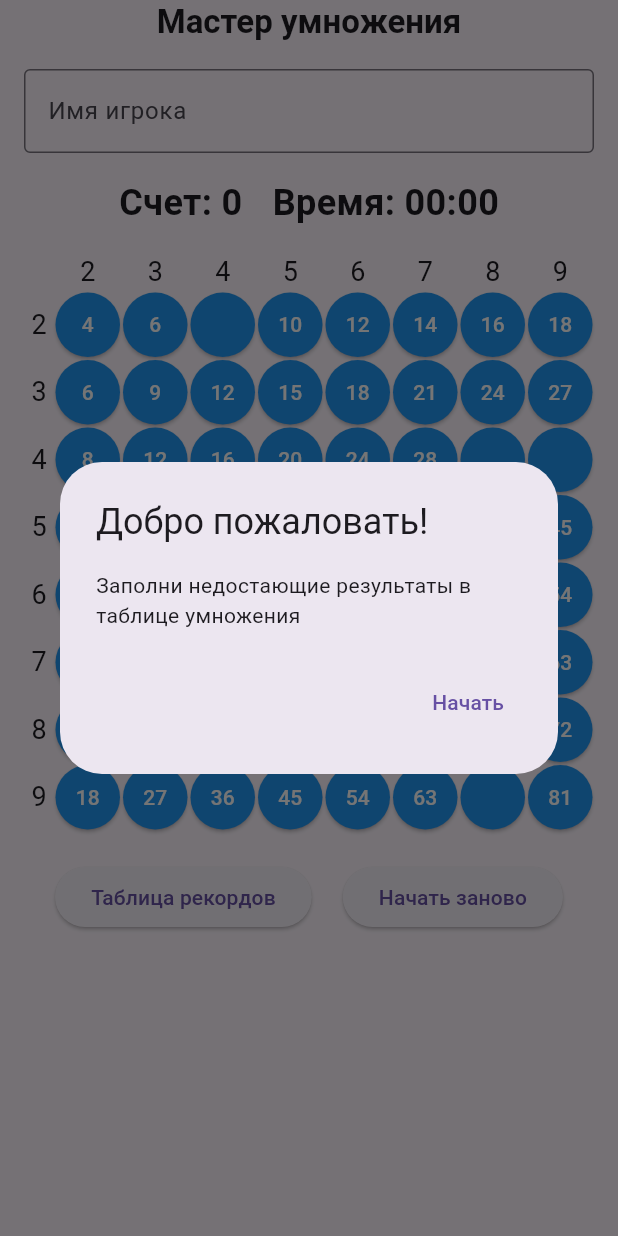
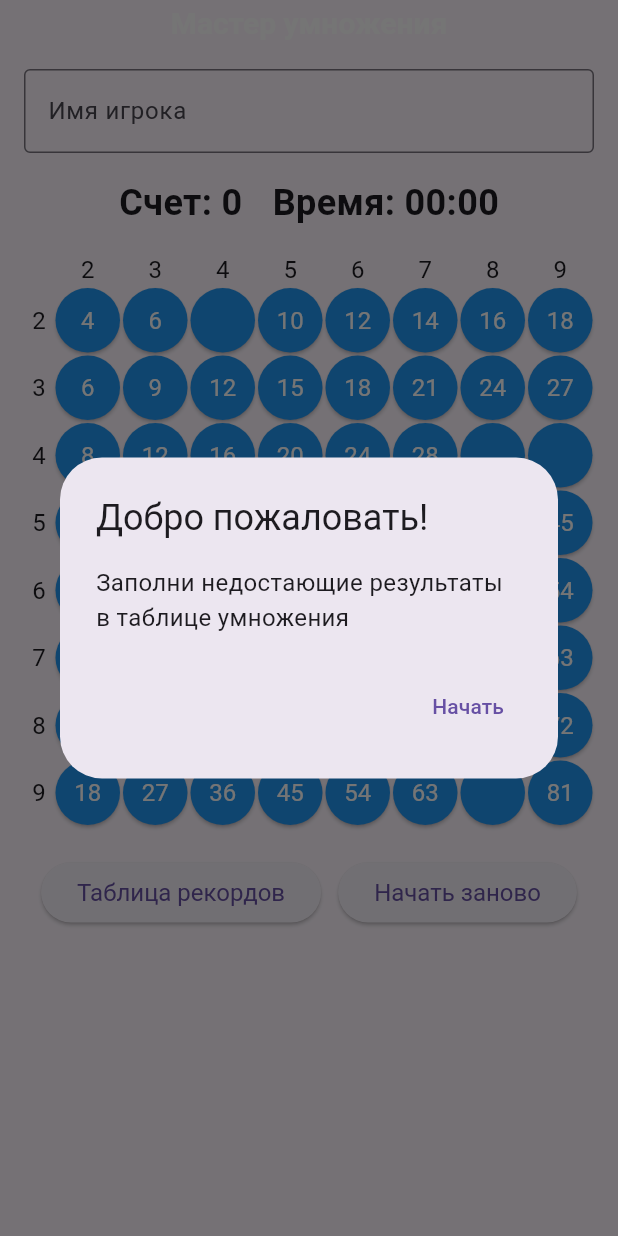
Before and after one commit to leshkoan/multiplication_wizard, a Flutter app: the screen it shows after launch, on a phone screen of 412 x 824 dp. Run offline on Flutter 3.47's test engine with Material 3 defaults, Android fonts, the phone set to English and light mode, and no system bars; our stand-ins replace shared_preferences.

Commit message:
Доработка

```diff
--- a/lib/main.dart
+++ b/lib/main.dart
@@ -15,7 +15,25 @@ class MyApp extends StatelessWidget {
   Widget build(BuildContext context) {
     return MaterialApp(
       title: 'Мастер умножения',
-      theme: ThemeData(primarySwatch: Colors.blue),
+      theme: ThemeData(
+        primarySwatch: Colors.blue,
+        appBarTheme: const AppBarTheme(
+          titleTextStyle: TextStyle(
+            fontWeight: FontWeight.bold,
+            fontSize: 20,
+          ),
+          toolbarHeight: 30,
+          centerTitle: true,
+        ),
+        elevatedButtonTheme: ElevatedButtonThemeData(
+          style: ElevatedButton.styleFrom(
+            textStyle: const TextStyle(fontSize: 16),
+          ),
+        ),
+        textTheme: const TextTheme(
+          bodyMedium: TextStyle(fontSize: 16),
+        ),
+      ),
       home: const MyHomePage(),
     );
   }
@@ -154,6 +172,8 @@ class _MyHomePageState extends State<MyHomePage> {
 
   @override
   Widget build(BuildContext context) {
+    final theme = Theme.of(context);
+
     if (_isGameOver()) {
       _timer?.cancel();
       WidgetsBinding.instance.addPostFrameCallback((_) {
@@ -163,13 +183,7 @@ class _MyHomePageState extends State<MyHomePage> {
 
     return Scaffold(
       appBar: AppBar(
-        title: const Center(
-          child: Text(
-            'Мастер умножения',
-            style: TextStyle(fontWeight: FontWeight.bold),
-          ),
-        ),
-        toolbarHeight: 30,
+        title: const Text('Мастер умножения'),
       ),
       body: SingleChildScrollView(
         child: Padding(
@@ -220,7 +234,7 @@ class _MyHomePageState extends State<MyHomePage> {
                       child: Center(
                         child: Text(
                           colLabels[col].toString(),
-                          style: const TextStyle(fontSize: 18),
+                          style: theme.textTheme.bodyMedium,
                         ),
                       ),
                     ),
@@ -234,7 +248,7 @@ class _MyHomePageState extends State<MyHomePage> {
                       child: Center(
                         child: Text(
                           rowLabels[row].toString(),
-                          style: const TextStyle(fontSize: 18),
+                          style: theme.textTheme.bodyMedium,
                         ),
                       ),
                     ),
```
Also changed, not shown: pubspec.yaml (+3 -24 lines), 2 other files.
